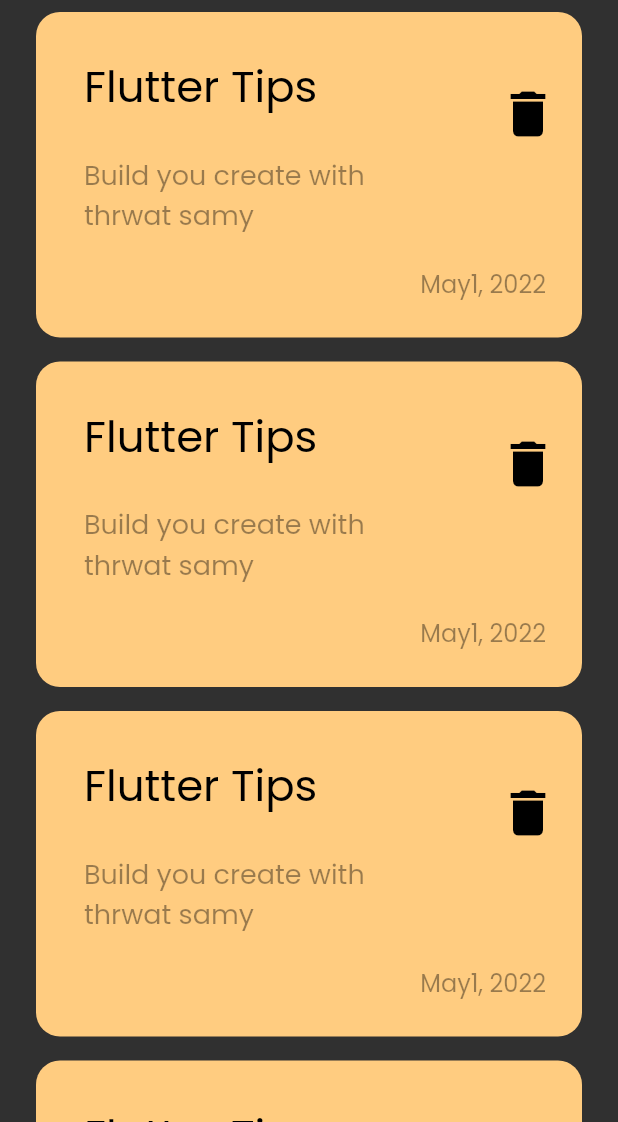
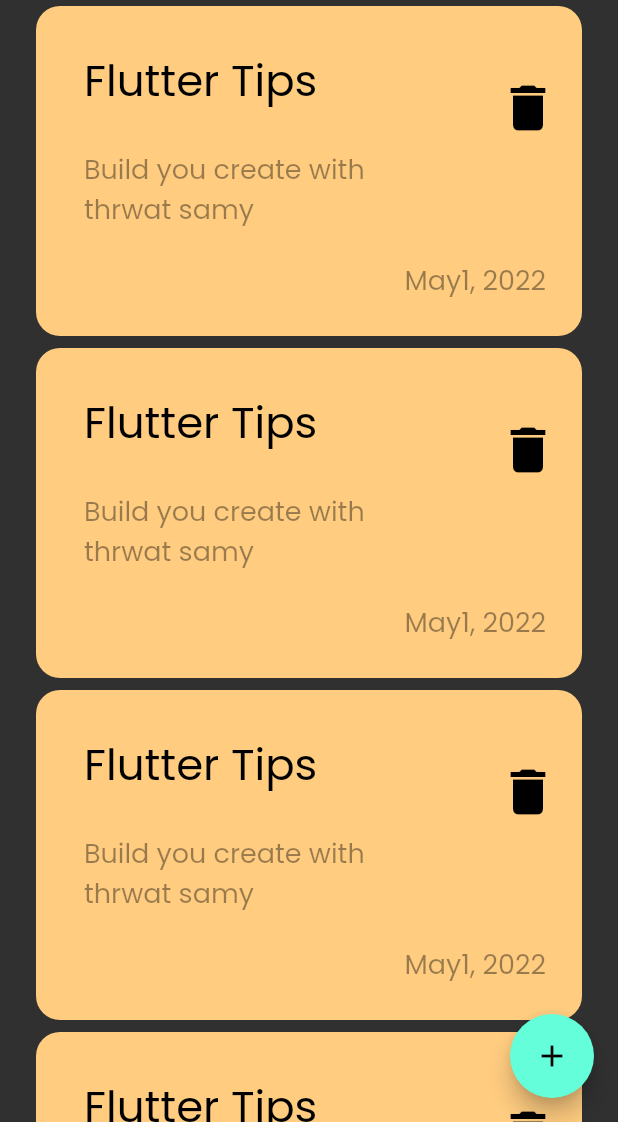
Before and after one commit to 3laaElmasry/Notes-App, a Flutter app: the screen it shows after launch, on a phone screen of 412 x 824 dp, the part 114-1236 px from its top. Run offline on Flutter 3.47's test engine with Material 3 defaults, Android fonts, the phone set to English and light mode, and no system bars.

Commit message:
add float action button

```diff
--- a/lib/views/notes_view.dart
+++ b/lib/views/notes_view.dart
@@ -6,8 +6,12 @@ class NotesView extends StatelessWidget {
 
   @override
   Widget build(BuildContext context) {
-    return const Scaffold(
-      body: NotesViewBody(),
+    return Scaffold(
+      floatingActionButton: FloatingActionButton(
+        onPressed: () {},
+        child: const Icon(Icons.add),
+      ),
+      body: const NotesViewBody(),
     );
   }
 }
--- a/lib/widgets/note_item.dart
+++ b/lib/widgets/note_item.dart
@@ -6,7 +6,7 @@ class NoteItem extends StatelessWidget {
   @override
   Widget build(BuildContext context) {
     return Container(
-      margin: const EdgeInsets.symmetric(vertical: 8),
+      margin: const EdgeInsets.symmetric(vertical: 4),
       padding: const EdgeInsets.only(
         top: 24,
         bottom: 24,
@@ -52,7 +52,7 @@ class NoteItem extends StatelessWidget {
               "May1, 2022",
               style: TextStyle(
                 color: Colors.black.withOpacity(0.4),
-                fontSize: 16,
+                fontSize: 18,
               ),
             ),
           ),
```
